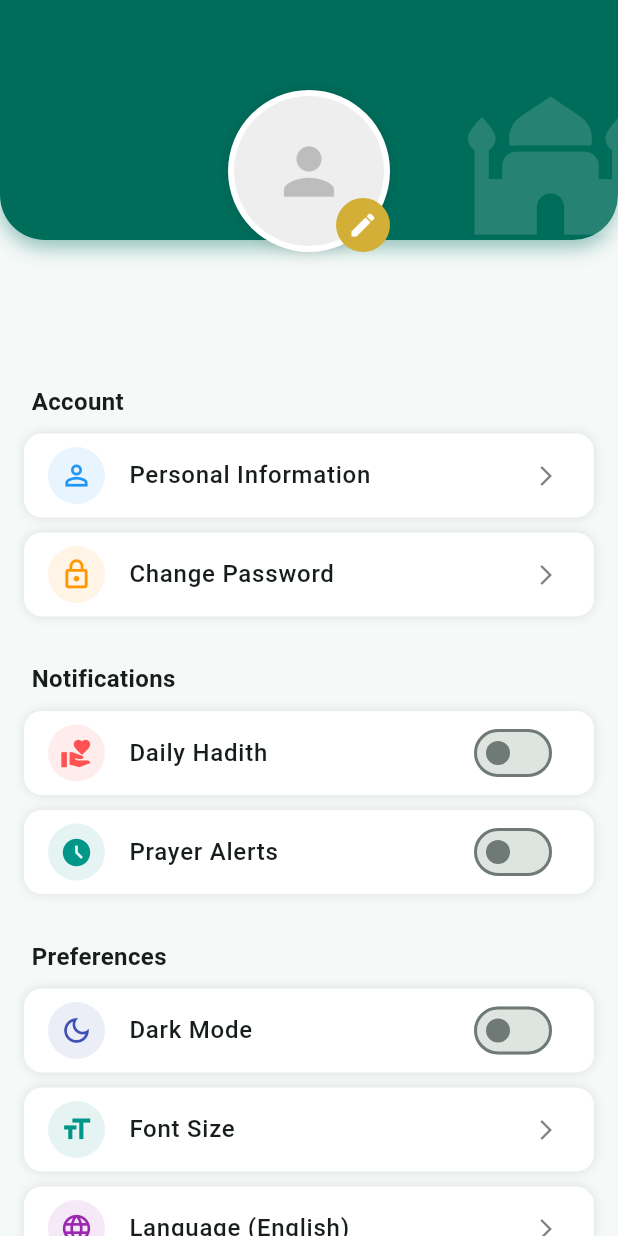
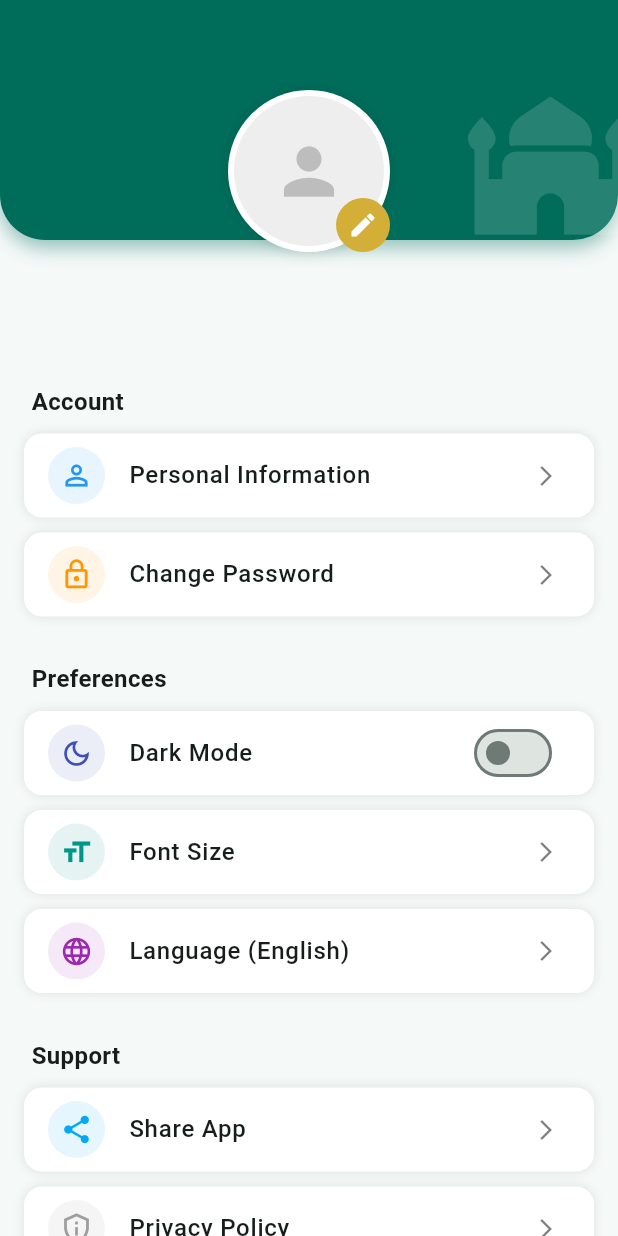
Before and after one commit to abdsar445/hikmah_mobile, a Flutter app: the SettingsScreen widget shown alone on an empty page, opened directly, on a phone screen of 412 x 824 dp. Run offline on Flutter 3.47's test engine with Material 3 defaults, Android fonts, the phone set to English and light mode, and no system bars; our stand-ins replace adhan, cloud_firestore, file_picker, firebase_auth, firebase_core, flutter_local_notifications and 6 more; missing offline and left inert: flutter_qiblah; accounts and stored records are empty; network calls fail.

Commit message:
revert_notifications_keep_topics_removed

```diff
--- a/lib/main.dart
+++ b/lib/main.dart
@@ -2,7 +2,6 @@ import 'package:flutter/material.dart';
 import 'package:firebase_core/firebase_core.dart';
 import 'package:shared_preferences/shared_preferences.dart'; // <--- YEH ZAROORI HAI
 import 'firebase_options.dart'; // <--- FIREBASE DART CONFIG
-import 'services/notification_service.dart';
 
 // --- IMPORTS ---
 import 'screens/splash_screen.dart';
@@ -33,7 +32,6 @@ void main() async {
     themeNotifier.value = ThemeMode.dark;
   }
 
-  await NotificationService().init();
   runApp(const HikmahApp());
 }
 
--- a/lib/screens/settings_screen.dart
+++ b/lib/screens/settings_screen.dart
@@ -5,7 +5,6 @@ import 'package:shared_preferences/shared_preferences.dart';
 import 'dart:io';
 import 'login_screen.dart';
 import '../main.dart'; // ThemeNotifier
-import '../services/notification_service.dart';
 
 class SettingsScreen extends StatefulWidget {
   const SettingsScreen({super.key});
@@ -17,11 +16,6 @@ class SettingsScreen extends StatefulWidget {
 class _SettingsScreenState extends State<SettingsScreen> {
   // Theme State
   bool _isDarkMode = themeNotifier.value == ThemeMode.dark;
-
-  bool _dailyHadithEnabled = true;
-  bool _prayerReminderEnabled = false;
-
-  final NotificationService _notificationService = NotificationService();
 
   String userName = "Hikmah User";
   String userEmail = "user@example.com";
@@ -37,97 +31,6 @@ class _SettingsScreenState extends State<SettingsScreen> {
   Future<void> _initData() async {
     await _getUserData();
     await _loadProfileImage();
-    await _loadNotificationPreferences();
-  }
-
-  Future<void> _loadNotificationPreferences() async {
-    final prefs = await SharedPreferences.getInstance();
-    final bool dailyEnabled = prefs.getBool('daily_hadith_enabled') ?? false;
-    final bool prayerEnabled = prefs.getBool('prayer_reminder_enabled') ?? false;
-
-    if (mounted) {
-      setState(() {
-        _dailyHadithEnabled = dailyEnabled;
-        _prayerReminderEnabled = prayerEnabled;
-      });
-    }
-
-    if (dailyEnabled) {
-      await _notificationService.scheduleDailyHadithNotification();
-    }
-
-    if (prayerEnabled) {
-      await _notificationService.schedulePrayerNotifications();
-    }
-  }
-
-  Future<void> _saveNotificationPreference(String key, bool value) async {
-    final prefs = await SharedPreferences.getInstance();
-    await prefs.setBool(key, value);
-  }
-
-  Future<void> _onDailyHadithChanged(bool isEnabled) async {
-    setState(() {
-      _dailyHadithEnabled = isEnabled;
-    });
-    await _saveNotificationPreference('daily_hadith_enabled', isEnabled);
-
-    if (isEnabled) {
-      await _notificationService.scheduleDailyHadithNotification();
-      if (mounted) {
-        ScaffoldMessenger.of(context).showSnackBar(
-          const SnackBar(content: Text('Daily Hadith notifications enabled.')),
-        );
-      }
-    } else {
-      await _notificationService.cancelDailyHadithNotification();
-      if (mounted) {
-        ScaffoldMessenger.of(context).showSnackBar(
-          const SnackBar(content: Text('Daily Hadith notifications disabled.')),
-        );
-      }
-    }
-  }
-
-  Future<void> _onPrayerReminderChanged(bool isEnabled) async {
-    setState(() {
-      _prayerReminderEnabled = isEnabled;
-    });
-    await _saveNotificationPreference('prayer_reminder_enabled', isEnabled);
-
-    if (isEnabled) {
-      final scheduled = await _notificationService.schedulePrayerNotifications();
-      if (!scheduled) {
-        if (mounted) {
-          setState(() {
-            _prayerReminderEnabled = false;
-          });
-        }
-        await _saveNotificationPreference('prayer_reminder_enabled', false);
-        if (mounted) {
-          ScaffoldMessenger.of(context).showSnackBar(
-            const SnackBar(
-              content: Text(
-                'Unable to schedule prayer alerts. Please enable location services and try again.',
-              ),
-            ),
-          );
-        }
-      } else {
-        if (mounted) {
-          ScaffoldMessenger.of(context).showSnackBar(
-            const SnackBar(content: Text('Prayer reminders enabled.')),
-          );
-        }
-      }
-    } else {
-      await _notificationService.cancelPrayerNotifications();
-      if (mounted) {
-        ScaffoldMessenger.of(context).showSnackBar(
-          const SnackBar(content: Text('Prayer reminders disabled.')),
-        );
-      }
-    }
   }
 
   // --- 1. LOAD USER DATA ---
@@ -515,26 +418,6 @@ class _SettingsScreenState extends State<SettingsScreen> {
                 ),
                 const SizedBox(height: 20),
 
-                _buildSectionHeader(context, 'Notifications'),
-                _buildSwitchTile(
-                  context,
-                  Icons.volunteer_activism,
-                  'Daily Hadith',
-                  Colors.redAccent,
-                  _dailyHadithEnabled,
-                  _onDailyHadithChanged,
-                ),
-                _buildSwitchTile(
-                  context,
-                  Icons.access_time_filled,
-                  'Prayer Alerts',
-                  Colors.teal,
-                  _prayerReminderEnabled,
-                  _onPrayerReminderChanged,
-                ),
-
-                const SizedBox(height: 20),
-
                 _buildSectionHeader(context, 'Preferences'),
                 Container(
                   margin: const EdgeInsets.only(bottom: 10),
--- a/pubspec.yaml
+++ b/pubspec.yaml
@@ -23,8 +23,6 @@ dependencies:
   intl: any
   permission_handler: any
   shared_preferences: any
-  flutter_local_notifications: any
-  timezone: any
 
 dev_dependencies:
   flutter_test:
```
